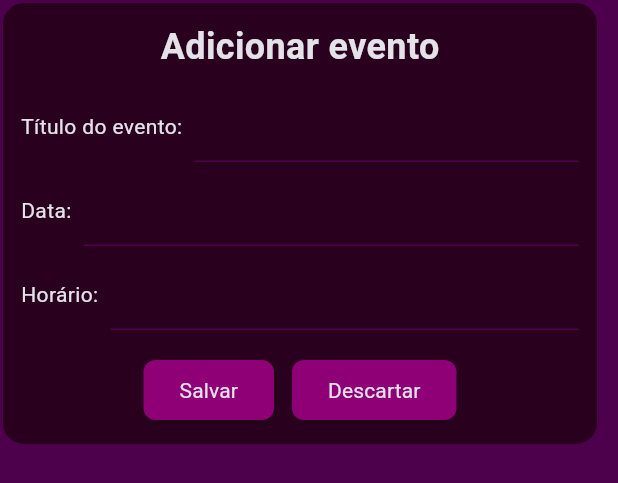
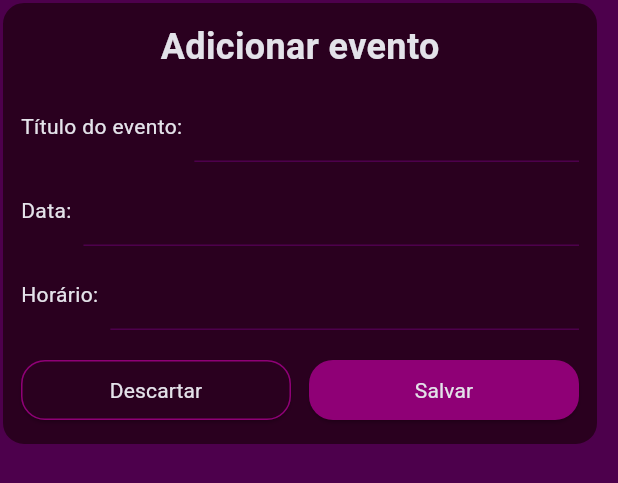
Before and after one commit to savioti/personal_planner, a Flutter app: the WeekViewAddEventDialog widget shown alone on an empty page, opened directly, on a phone screen of 412 x 824 dp. Shown: the top 483 px of the screen. Run offline on Flutter 3.47's test engine with Material 3 defaults, Android fonts, the phone set to English and light mode, and no system bars; our stand-ins replace cloud_firestore, dartz, firebase_core, flutter_riverpod, get_it, universal_io; accounts and stored records are empty.

Commit message:
stylize main button

```diff
--- a/lib/app/modules/event/presentation/widgets/week_view_add_event_dialog.dart
+++ b/lib/app/modules/event/presentation/widgets/week_view_add_event_dialog.dart
@@ -4,7 +4,7 @@ import 'package:personal_planner/app/modules/event/presentation/event_controller
 import 'package:personal_planner/app/modules/translations/presentation/translations_controller.dart';
 import 'package:personal_planner/app/modules/event/domain/entities/event_entity.dart';
 import 'package:personal_planner/app/shared/constants/size_tokens.dart';
-import 'package:personal_planner/app/shared/design_system/button/app_primary_button.dart';
+import 'package:personal_planner/app/shared/design_system/button/app_main_button.dart';
 import 'package:personal_planner/app/shared/design_system/gap/horizontal_gap.dart';
 import 'package:personal_planner/app/shared/design_system/gap/vertical_gap.dart';
 import 'package:personal_planner/app/shared/design_system/text/app_text.dart';
@@ -130,14 +130,19 @@ class _WeekViewAddEventDialogState extends State<WeekViewAddEventDialog> {
       mainAxisAlignment: MainAxisAlignment.spaceAround,
       mainAxisSize: MainAxisSize.min,
       children: [
-        AppPrimaryButton(
-          labelText: tr('week_view.add_event_dialog.event_save'),
-          onPressed: () => _saveEvent(context: context),
+        Expanded(
+          child: AppMainButton(
+            labelText: tr('week_view.add_event_dialog.event_discard'),
+            buttonType: EButtonType.secondary,
+            onPressed: () => Navigator.of(context).pop(),
+          ),
         ),
         const HorizontalGap.medium(),
-        AppPrimaryButton(
-          labelText: tr('week_view.add_event_dialog.event_discard'),
-          onPressed: () => Navigator.of(context).pop(),
+        Expanded(
+          child: AppMainButton(
+            labelText: tr('week_view.add_event_dialog.event_save'),
+            onPressed: () => _saveEvent(context: context),
+          ),
         ),
       ],
     );
--- a/lib/app/shared/constants/size_tokens.dart
+++ b/lib/app/shared/constants/size_tokens.dart
@@ -30,7 +30,7 @@ class AppDimensions {
 
   static const double radiusSmall = BaseTokens.space1;
   static const double radiusMedium = BaseTokens.space2;
-  static const double radiusLarge = BaseTokens.space3;
+  static const double radiusLarge = BaseTokens.space4;
 
   static const double iconSizeSmall = 8.0;
   static const double iconSizeMedium = 16.0;
@@ -50,4 +50,7 @@ class AppDimensions {
   static const double dialogBorderWidth = 2.0;
   static const double dialogBorderRadius = 16.0;
   static const double dialogMaxWidth = 400.0;
+
+  static const double mainButtonBorderRadius = radiusLarge;
+  static const double mainButtonBorderWidth = 1.0;
 }
--- /dev/null
+++ b/lib/app/shared/design_system/button/app_main_button.dart
@@ -0,0 +1,73 @@
+import 'package:flutter/material.dart';
+import 'package:personal_planner/app/shared/constants/size_tokens.dart';
+import 'package:personal_planner/app/shared/design_system/text/app_text.dart';
+
+enum EButtonType { primary, secondary, tertiary, text }
+
+class AppMainButton extends StatelessWidget {
+  final String labelText;
+  final EButtonType buttonType;
+  final VoidCallback? onPressed;
+
+  const AppMainButton({
+    super.key,
+    required this.labelText,
+    this.buttonType = EButtonType.primary,
+    this.onPressed,
+  });
+
+  @override
+  Widget build(BuildContext context) {
+    return ElevatedButton(
+      style: _getStyle(context: context),
+      onPressed: onPressed,
+      child: AppText(text: labelText),
+    );
+  }
+
+  ButtonStyle _getStyle({required BuildContext context}) {
+    switch (buttonType) {
+      case EButtonType.primary:
+        return ElevatedButton.styleFrom(
+          backgroundColor: Theme.of(context).colorScheme.primary,
+          shape: RoundedRectangleBorder(
+            borderRadius: BorderRadius.circular(
+              AppDimensions.mainButtonBorderRadius,
+            ),
+          ),
+        );
+      case EButtonType.secondary:
+        return ElevatedButton.styleFrom(
+          backgroundColor: Theme.of(context).colorScheme.surfaceContainerLowest,
+          shape: RoundedRectangleBorder(
+            side: BorderSide(
+              color: Theme.of(context).colorScheme.primary,
+              width: AppDimensions.mainButtonBorderWidth,
+            ),
+            borderRadius: BorderRadius.circular(
+              AppDimensions.mainButtonBorderRadius,
+            ),
+          ),
+        );
+      case EButtonType.tertiary:
+        return ElevatedButton.styleFrom(
+          backgroundColor: Theme.of(context).colorScheme.tertiary,
+          shape: RoundedRectangleBorder(
+            borderRadius: BorderRadius.circular(
+              AppDimensions.mainButtonBorderRadius,
+            ),
+          ),
+        );
+      case EButtonType.text:
+        return ElevatedButton.styleFrom(
+          backgroundColor: Colors.transparent,
+          shadowColor: Colors.transparent,
+          shape: RoundedRectangleBorder(
+            borderRadius: BorderRadius.circular(
+              AppDimensions.mainButtonBorderRadius,
+            ),
+          ),
+        );
+    }
+  }
+}
--- a/lib/app/shared/design_system/button/app_primary_button.dart
+++ /dev/null
@@ -1,21 +0,0 @@
-import 'package:flutter/material.dart';
-import 'package:personal_planner/app/shared/design_system/text/app_text.dart';
-
-class AppPrimaryButton extends StatelessWidget {
-  final String labelText;
-  final VoidCallback? onPressed;
-
-  const AppPrimaryButton({super.key, required this.labelText, this.onPressed});
-
-  @override
-  Widget build(BuildContext context) {
-    return ElevatedButton(
-      style: ElevatedButton.styleFrom(
-        backgroundColor: Theme.of(context).colorScheme.primary,
-        shape: RoundedRectangleBorder(borderRadius: BorderRadius.circular(8.0)),
-      ),
-      onPressed: onPressed,
-      child: AppText(text: labelText),
-    );
-  }
-}
```
